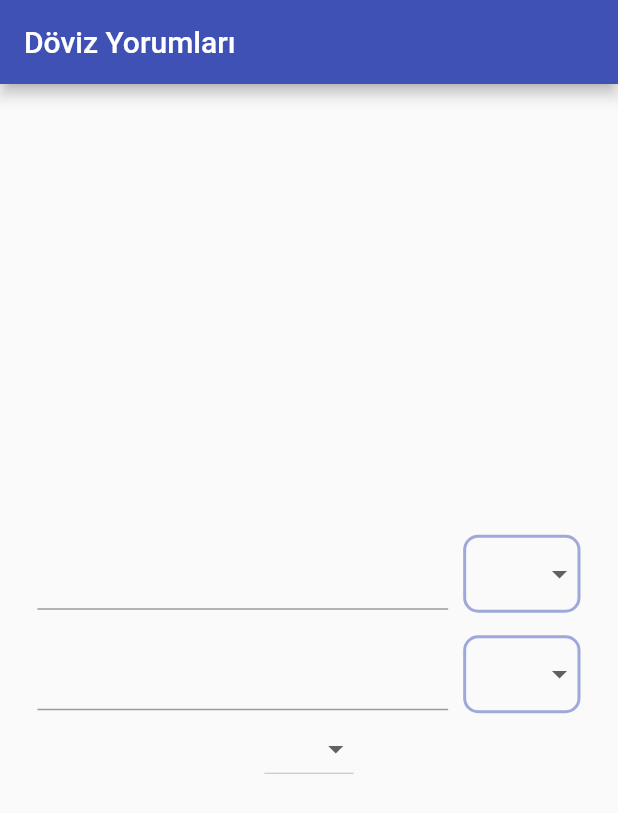
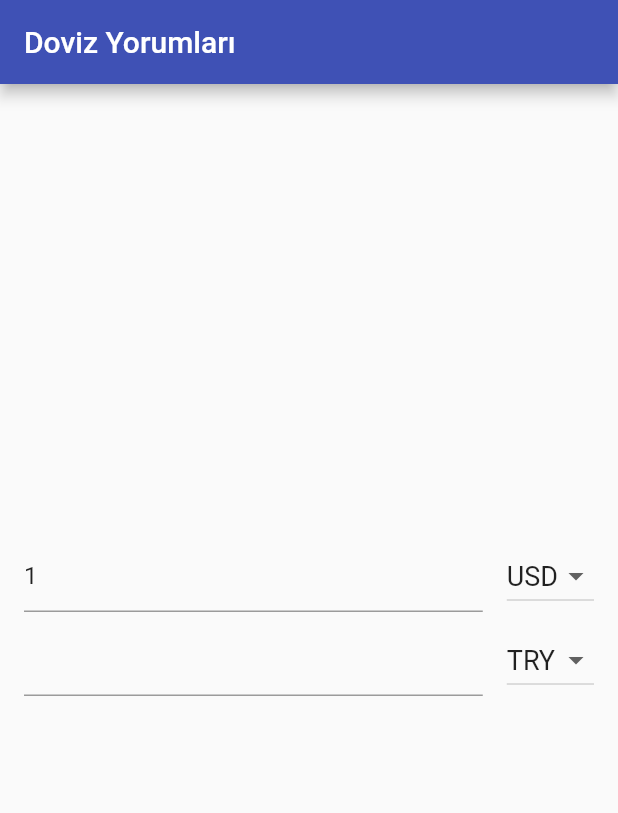
Before and after one commit to Mustafacicek06/doviz_task_deneme, a Flutter app: the screen it shows after launch, on a phone screen of 412 x 824 dp. Shown: the top 813 px of the screen. Run offline on Flutter 3.47's test engine with Material 2 defaults, Android fonts, the phone set to English and light mode, and no system bars; our stand-ins replace dio, get_it; network calls fail.

Commit message:
bottom bar

```diff
--- a/lib/app/convert_page.dart
+++ b/lib/app/convert_page.dart
@@ -1,3 +1,5 @@
+import 'dart:async';
+
 import 'package:doviz_task/model/currency_model.dart';
 import 'package:doviz_task/viewmodel/currency_view_model.dart';
 import 'package:flutter/material.dart';
@@ -12,11 +14,35 @@ class ConvertPage extends StatefulWidget {
 }
 
 class _ConvertPageState extends State<ConvertPage> {
+  final firstTextFieldController = TextEditingController();
+    final secondTextFieldController = TextEditingController();
+    late Stream<String> dbCall;
+      final StreamController<String> _controller =  StreamController<String>();
+
+ String fromChangeCurrency = "USD";
+   String toChangeCurrency ="TRY";
+
+
+   List<String> currencyList = ['EUR', 'USD', 'TRY'];
    @override
   void initState() {
+    dbCall = _controller.stream;
+       firstTextFieldController.text="1";
     myMethod();
     super.initState();
   }
+  //void _printLatestValue() {
+    //    secondTextFieldController.text =(3 * double.parse(firstTextFieldController.value.text)).toString();
+
+      //}
+  @override
+  void dispose() {
+    firstTextFieldController.dispose();
+    firstTextFieldController.removeListener(() { });
+    secondTextFieldController.dispose();
+    super.dispose();
+  }
+
 
   Future<DovizModel?> myMethod() async {
     CurrencyViewModel _currencyViewModel =
@@ -24,176 +50,146 @@ class _ConvertPageState extends State<ConvertPage> {
     return await _currencyViewModel.getCurrency();
   }
 
+
+
+
+    _fromChange(String changeItem){
+    setState(() {
+       fromChangeCurrency=changeItem;
+
+
+
+    });
+  }
+  _toChange(String changeItem){
+    setState(() {
+      toChangeCurrency = changeItem;
+
+
+    });
+  }
+
+
   @override
   Widget build(BuildContext context) {
-    final _formKey = GlobalKey<FormState>();
     /*  var usdtry = _currencyViewModel.dovizModel!.usdTry.toString();
     debugPrint(usdtry); */
 
+   // firstTextFieldController.addListener(() {
+//secondTextFieldController.text =(double.parse(usdTry) * double.parse(firstTextFieldController.text) ).toString();
+  //        },);
+
+
     return FutureBuilder<DovizModel?>(
         future: myMethod(),
-        builder: (context, snapshot) {
-          String usdTry = snapshot.data?.usdTry.toString() ?? "";
-          String euroTry = snapshot.data?.eurTry.toString() ?? "";
+        builder: (context, futureSnapshot) {
 
-          List<String> item = ["item1", "item2"];
-
-          String? selectedItem;
-
-          var dropDownItems = ['EUR', 'USD', 'TRY'];
 
           return Scaffold(
-            appBar: AppBar(
-              title: const Text('Döviz Yorumları'),
-            ),
-            body: Form(
-              key: _formKey,
+            appBar: AppBar(title: const Text('Doviz Yorumları'),),
+            bottomNavigationBar: BottomNavigationBar(items: const <BottomNavigationBarItem>[
+              BottomNavigationBarItem(icon: Icon(Icons.abc),label: "home"),
+              BottomNavigationBarItem(icon: Icon(Icons.abc),label: "home"),
+              BottomNavigationBarItem(icon: Icon(Icons.abc),label: "home"),
+              BottomNavigationBarItem(icon: Icon(Icons.abc),label: "home"),
+
+              ]),
+            body: Container(
+              height: MediaQuery.of(context).size.height,
+              width: MediaQuery.of(context).size.width,
               child: Column(
                 mainAxisAlignment: MainAxisAlignment.center,
                 children: [
-                  Padding(
-                    padding: const EdgeInsets.only(right: 25.0, left: 25),
-                    child: Row(
-                      children: [
-                        Expanded(
-                          flex: 7,
-                          child: TextFormField(
-                            maxLines: 1,
-                            decoration: const InputDecoration(
-                              border: UnderlineInputBorder(
-                                  borderRadius: BorderRadius.all(Radius.zero)),
+                  ListTile(title: StreamBuilder(
+
+                    builder: (context,snapshot) {
+                      return StreamBuilder(
+                        stream: dbCall,
+                        builder: (context,AsyncSnapshot<String> snapshot) {
+                          return TextField(
+
+                          controller: firstTextFieldController,
+                          keyboardType: TextInputType.number,
+                          onChanged: (value){
+                            if(fromChangeCurrency =="USD"&& toChangeCurrency =="TRY")
+                            {firstTextFieldController.addListener(() {
+secondTextFieldController.text =(futureSnapshot.data!.usdTry * double.parse(firstTextFieldController.text) ).toString();
+          },);}
+              else if(fromChangeCurrency =="EUR"&& toChangeCurrency =="TRY"){
+                firstTextFieldController.addListener(() {
+secondTextFieldController.text =(futureSnapshot.data!.eurTry * double.parse(firstTextFieldController.text) ).toString();
+          },);
+              }
+
+                          },
+
+
+
+                );
+                        }
+                      );
+                    }
                   ),
+                trailing: _currencyDropDownButton(currencyList,fromChangeCurrency,futureSnapshot),
                 ),
+                ListTile(title: TextField(
+                  controller: secondTextFieldController,
+                  keyboardType: TextInputType.number,
+
                 ),
-                        SizedBox(
-                          width: 10,
+                trailing: _currencyDropDownButton(currencyList,toChangeCurrency, futureSnapshot),
                 ),
-                        Expanded(
-                          flex: 2,
-                          child: Container(
-                            decoration: BoxDecoration(
-                                borderRadius:
-                                    const BorderRadius.all(Radius.circular(10)),
-                                // Red border with the width is equal to 5
-                                border: Border.all(
-                                    width: 2,
-                                    color: Theme.of(context).backgroundColor)),
-                            child: DropdownButtonHideUnderline(
-                              child: DropdownButton<String>(
+                ],
+
+              ),
+
+            ),
+          );
+        });
+
+
+  }
+
+  DropdownButton<dynamic> _currencyDropDownButton(List<String> currencyList ,String? selectedItem,AsyncSnapshot<DovizModel?> snapshot) {
+
+    return DropdownButton(
     value: selectedItem,
-                                  alignment: Alignment.center,
-                                  hint: Text(selectedItem ?? ''),
-                                  focusColor: Theme.of(context).primaryColor,
-                                  borderRadius: const BorderRadius.all(
-                                      Radius.circular(8)),
-                                  items: dropDownItems
-                                      .map((e) => DropdownMenuItem(
+    items: currencyList.map((value) => DropdownMenuItem(
+                                            value: value,
                                             child: Container(
                                               alignment: Alignment.centerLeft,
                                               child: Text(
-                                                e,
-                                                style: TextStyle(fontSize: 18),
+                                                value,
+                                                style: const TextStyle(fontSize: 18),
+
                                               ),
+
                                             ),
-                                            value: e,
+
                                           ))
-                                      .toList(),
-                                  selectedItemBuilder: (BuildContext context) =>
-                                      dropDownItems
-                                          .map((e) => Center(
-                                                child: Text(
-                                                  e,
-                                                  style: TextStyle(
-                                                      fontSize: 18,
-                                                      color: Colors.amber,
-                                                      fontStyle:
-                                                          FontStyle.italic,
-                                                      fontWeight:
-                                                          FontWeight.bold),
-                                                ),
-                                              ))
-                                          .toList(),
-                                  onChanged: (value) {
-                                    setState(() {
-                                      selectedItem = value;
+                                      .toList(), onChanged: ( items){
+
+
+                                        if(selectedItem == fromChangeCurrency ){
+
+                                              firstTextFieldController.addListener(() {
+secondTextFieldController.text =(snapshot.data!.usdTry * double.parse(firstTextFieldController.text) ).toString();
+          },);
+                                            _fromChange(items);
+
+
+                                        }else{
+
+
+                                            _toChange(items);
+                                        }
+
+
+
+
                                       });
-                                  }),
-                            ),
-                          ),
-                        )
-                      ],
-                    ),
-                  ),
-                  Padding(
-                    padding:
-                        const EdgeInsets.only(right: 25.0, left: 25.0, top: 15),
-                    child: Row(
-                      children: [
-                        Expanded(
-                          flex: 7,
-                          child: TextFormField(
-                            maxLines: 1,
-                            decoration: const InputDecoration(
-                              border: UnderlineInputBorder(
-                                  borderRadius: BorderRadius.all(Radius.zero)),
-                            ),
-                          ),
-                        ),
-                        SizedBox(
-                          width: 10,
-                        ),
-                        Expanded(
-                          flex: 2,
-                          child: Container(
-                            decoration: BoxDecoration(
-                                borderRadius:
-                                    const BorderRadius.all(Radius.circular(10)),
-                                // Red border with the width is equal to 5
-                                border: Border.all(
-                                    width: 2,
-                                    color: Theme.of(context).backgroundColor)),
-                            child: DropdownButtonHideUnderline(
-                              child: DropdownButton(
-                                  alignment: Alignment.center,
-                                  focusColor: Theme.of(context).primaryColor,
-                                  borderRadius: const BorderRadius.all(
-                                      Radius.circular(15)),
-                                  items: dropDownItems.map((String items) {
-                                    return DropdownMenuItem(
-                                      value: items,
-                                      child: Text(items),
-                                    );
-                                  }).toList(),
-                                  onChanged: (value) {
-                                    setState(() {});
-                                  }),
-                            ),
-                          ),
-                        )
-                      ],
-                    ),
-                  ),
-                  DropdownButton<String>(
-                    hint: Text(selectedItem ?? ''),
-                    style: TextStyle(color: Colors.black),
-                    value: selectedItem,
-                    onChanged: (changesValue) {
-                      setState(() {
-                        selectedItem = changesValue;
-                        debugPrint(selectedItem);
-                      });
-                    },
-                    items: item.map((valueItem) {
-                      return DropdownMenuItem(
-                        child: Text(valueItem),
-                        value: valueItem,
-                      );
-                    }).toList(),
-                  ),
-                ],
-              ),
-            ),
-          );
-        });
+
   }
+
+
 }
--- a/lib/main.dart
+++ b/lib/main.dart
@@ -25,6 +25,7 @@ class MyApp extends StatelessWidget {
           primarySwatch: Colors.indigo,
         ),
         home: ConvertPage(),
+
       ),
     );
   }
```
Lines whose indentation alone changed are shown as unchanged.
